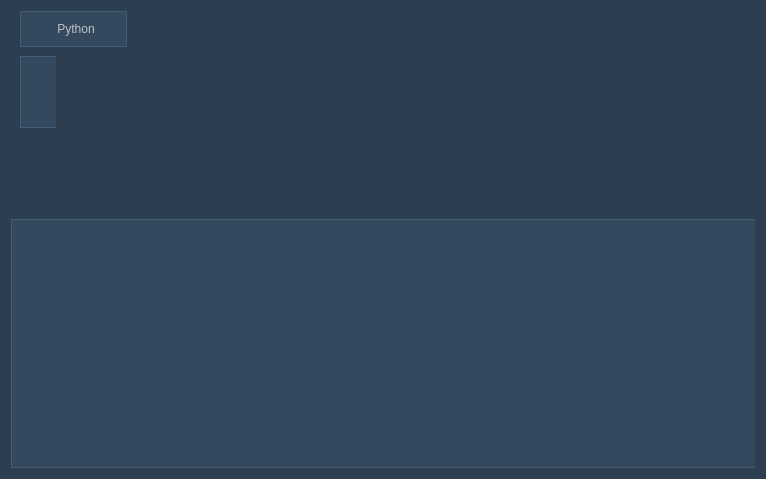
Old version of the form source/plugins/mscript/main_ui.ui in the repository 5l1v3r1/Moderat.
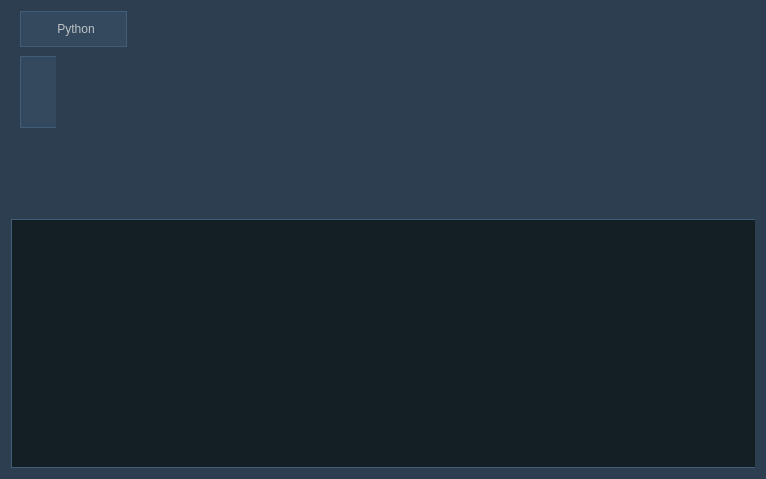
New version of the form. Icons and pictures are not drawn.

What changed in the file:
```diff
--- a/source/plugins/mscript/main_ui.ui
+++ b/source/plugins/mscript/main_ui.ui
@@ -292,7 +292,7 @@
      </widget>
      <widget class="QTextEdit" name="outputText">
       <property name="styleSheet">
-       <string notr="true">background-color: #34495e;
+       <string notr="true">background-color: #131E25;
     padding: 2px;
     color: #bdc3c7;
 	font: 75 8pt &quot;MS Shell Dlg 2&quot;;
```
